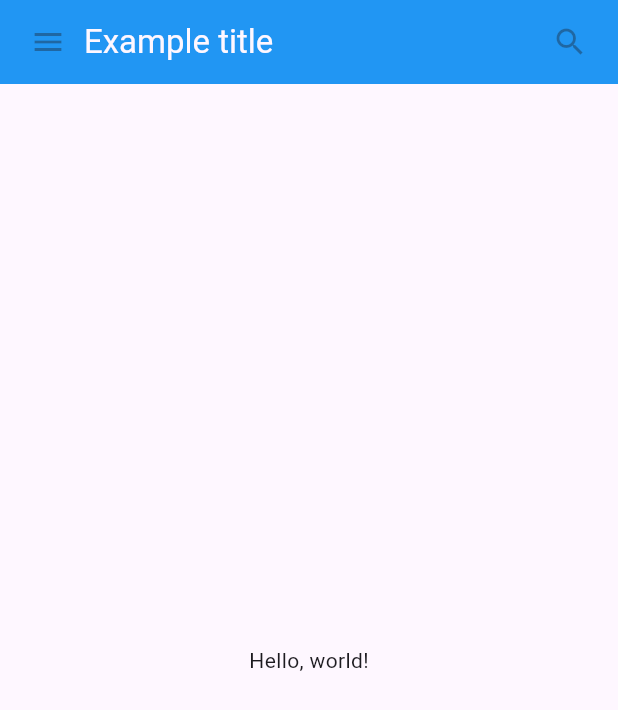
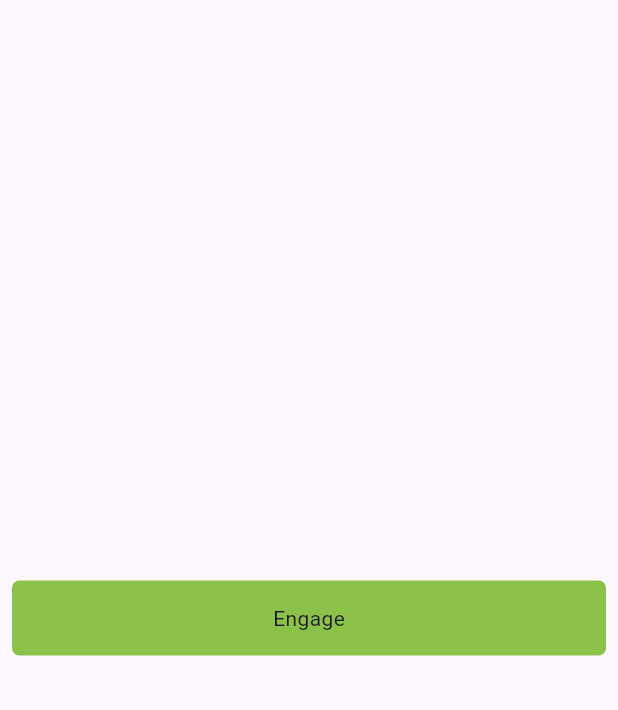
Before and after one commit to codeislife07/flutter_widgets_tutorial, a Flutter app: the screen it shows after launch, on a phone screen of 412 x 824 dp. Shown: the top 710 px of the screen. Run offline on Flutter 3.47's test engine with Material 3 defaults, Android fonts, the phone set to English and light mode, and no system bars.

Commit message:
Update main.dart

```diff
--- a/lib/main.dart
+++ b/lib/main.dart
@@ -3,76 +3,30 @@ import 'package:flutter/material.dart';
 void main() {
   runApp(
     const MaterialApp(
-      title: 'My app', // used by the OS task switcher
-      home: SafeArea(
-        child: MyScaffold(),
+      home: Scaffold(
+        body: Center(
+          child: MyButton(),
+        ),
       ),
     ),
   );
 }
-class MyAppBar extends StatelessWidget {
-  const MyAppBar({required this.title, super.key});
 
-  // Fields in a Widget subclass are always marked "final".
-
-  final Widget title;
+class MyButton extends StatelessWidget {
+  const MyButton({super.key});
 
   @override
   Widget build(BuildContext context) {
-    return Container(
-      height: 56, // in logical pixels
-      padding: const EdgeInsets.symmetric(horizontal: 8),
-      decoration: BoxDecoration(color: Colors.blue[500]),
-      // Row is a horizontal, linear layout.
-      child: Row(
-        children: [
-          const IconButton(
-            icon: Icon(Icons.menu),
-            tooltip: 'Navigation menu',
-            onPressed: null, // null disables the button
-          ),
-          // Expanded expands its child
-          // to fill the available space.
-          Expanded(
-            child: title,
-          ),
-          const IconButton(
-            icon: Icon(Icons.search),
-            tooltip: 'Search',
-            onPressed: null,
-          ),
-        ],
+    return GestureDetector(
+      onTap: () {
+        print('MyButton was tapped!');
+      },
+      child: Container(height: 50, padding: const EdgeInsets.all(8), margin: const EdgeInsets.symmetric(horizontal: 8),
+        decoration: BoxDecoration(borderRadius: BorderRadius.circular(5), color: Colors.lightGreen[500],),
+        child: const Center(
+          child: Text('Engage'),
+        ),
       ),
     );
   }
 }
-
-class MyScaffold extends StatelessWidget {
-  const MyScaffold({super.key});
-
-  @override
-  Widget build(BuildContext context) {
-    // Material is a conceptual piece
-    // of paper on which the UI appears.
-    return Material(
-      // Column is a vertical, linear layout.
-      child: Column(
-        children: [
-          MyAppBar(
-            title: Text(
-              'Example title',
-              style: Theme.of(context) //
-                  .primaryTextTheme
-                  .titleLarge,
-            ),
-          ),
-          const Expanded(
-            child: Center(
-              child: Text('Hello, world!'),
-            ),
-          ),
-        ],
-      ),
-    );
-  }
-}
```
